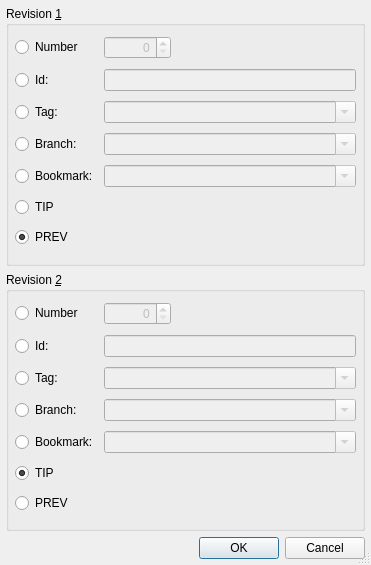
testmana2/test, file Plugins/VcsPlugins/vcsMercurial/HgRevisionsSelectionDialog.ui: the form before one commit.
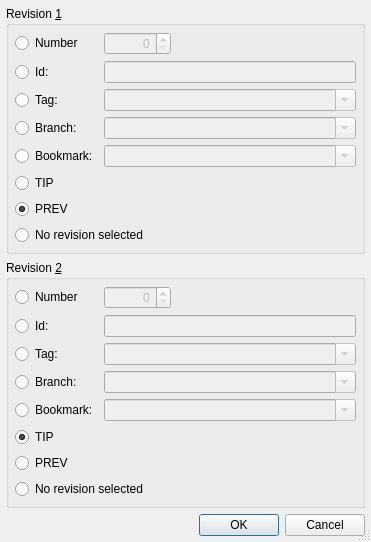
The form after the commit.

Commit message: Changed a few Mercurial dialogs asking the user for the selection of a revision to be more accurate.

Patch:
```diff
--- a/Plugins/VcsPlugins/vcsMercurial/HgRevisionsSelectionDialog.ui
+++ b/Plugins/VcsPlugins/vcsMercurial/HgRevisionsSelectionDialog.ui
@@ -7,7 +7,7 @@
     <x>0</x>
     <y>0</y>
     <width>371</width>
-    <height>565</height>
+    <height>505</height>
    </rect>
   </property>
   <property name="windowTitle">
@@ -186,6 +186,13 @@
         </property>
        </widget>
       </item>
+      <item row="7" column="0" colspan="3">
+       <widget class="QRadioButton" name="none1Button">
+        <property name="text">
+         <string>No revision selected</string>
+        </property>
+       </widget>
+      </item>
      </layout>
     </widget>
    </item>
@@ -352,6 +359,13 @@
         </property>
        </widget>
       </item>
+      <item row="7" column="0" colspan="3">
+       <widget class="QRadioButton" name="none2Button">
+        <property name="text">
+         <string>No revision selected</string>
+        </property>
+       </widget>
+      </item>
      </layout>
     </widget>
    </item>
```
Left out of the diff: 2 changed lines with no effect on the pictures. The commit also changes 21 other files.
